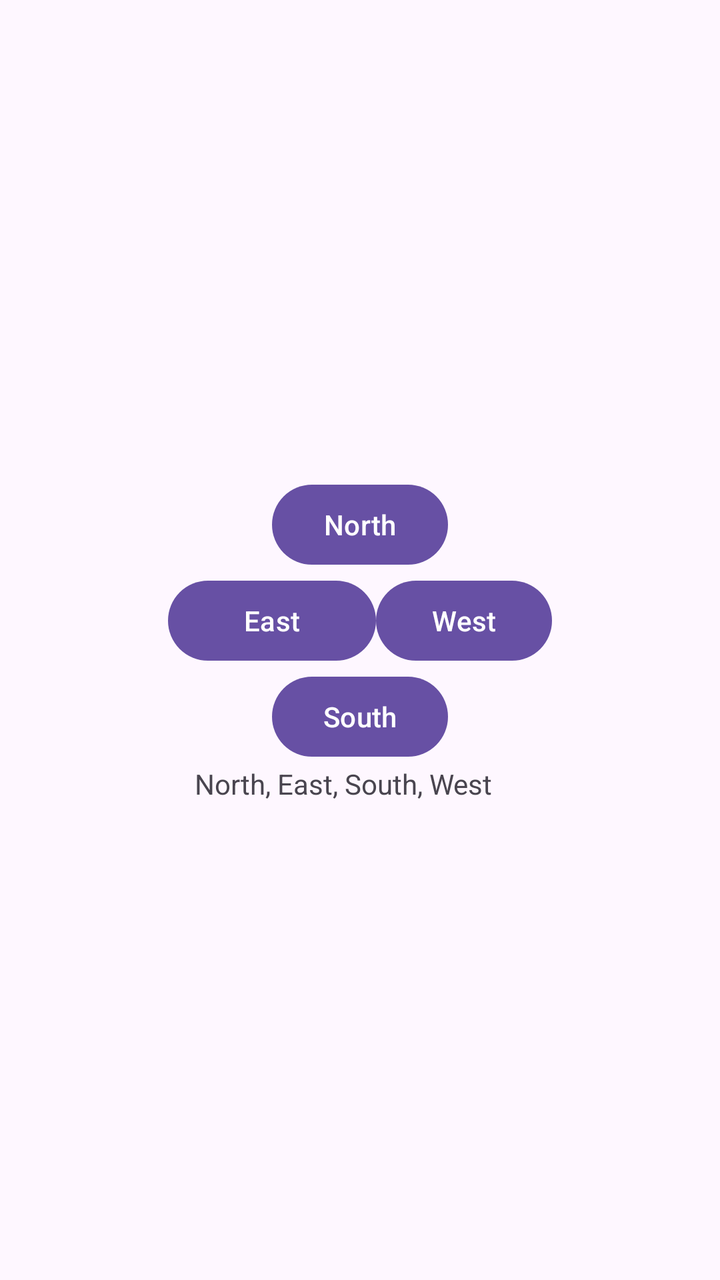
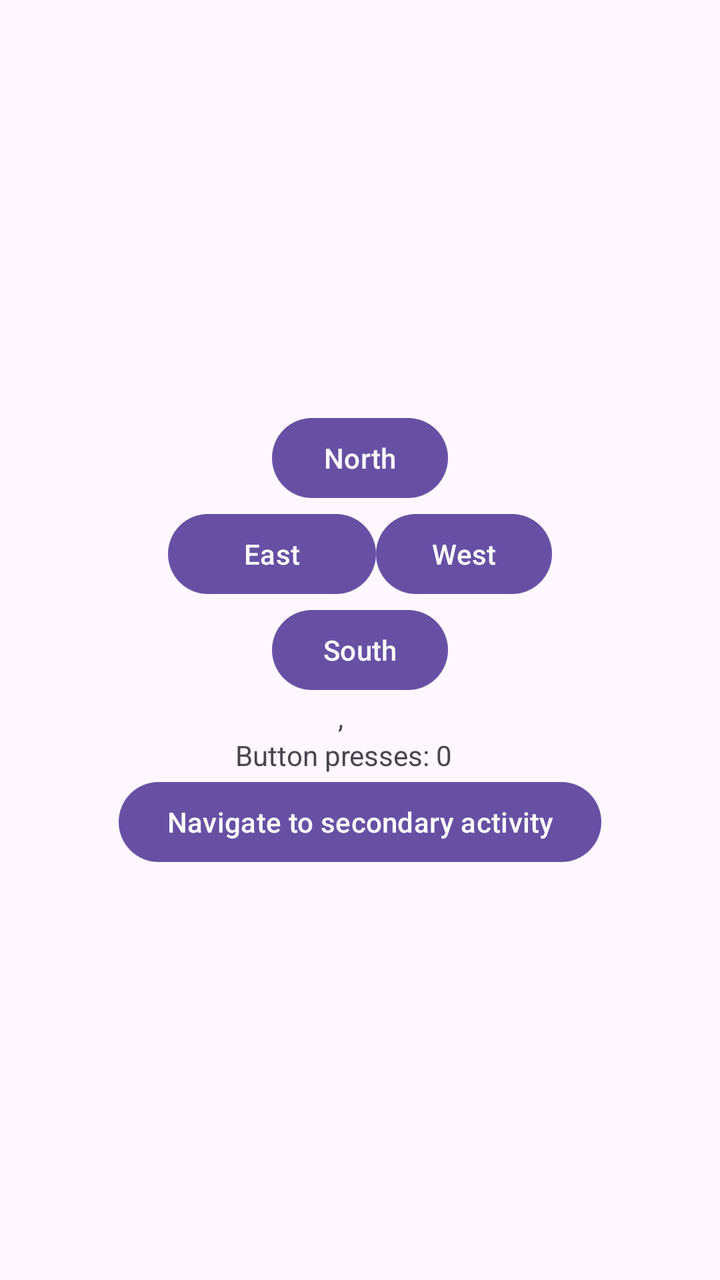

The first picture is an Android layout as it rendered before a commit; the second is the same layout after the commit. The layout source and the unified diff follow.
<!-- AndroidManifest.xml: application theme Theme.Colocviu1_1 -->
<!-- res/layout/activity_colocviu1_1_main.xml -->
<?xml version="1.0" encoding="utf-8"?>
<LinearLayout xmlns:android="http://schemas.android.com/apk/res/android"
    android:layout_width="fill_parent"
    android:layout_height="fill_parent"
    android:orientation="vertical"
    android:gravity="center" >

    
    <Button
        android:layout_width="wrap_content"
        android:layout_height="wrap_content"
        android:layout_gravity="center"
        android:text="North" />


    <LinearLayout
        android:layout_width="192dp"
        android:layout_height="wrap_content">

        <Button
            android:layout_width="104dp"
            android:layout_height="wrap_content"
            android:text="East" />

        <Button
            android:layout_width="wrap_content"
            android:layout_height="wrap_content"
            android:text="West" />


    </LinearLayout>

    <Button
        android:layout_width="wrap_content"
        android:layout_height="wrap_content"
        android:layout_gravity="center"
        android:text="South" />

    <TextView
        android:layout_width="wrap_content"
        android:layout_height="wrap_content"
        android:text="North, East, South, West"
        android:layout_column="0"
        android:layout_row="0"
        android:layout_marginEnd="8dp" />

</LinearLayout>
<!-- resources referenced by this layout -->
<resources>
  <style name="Theme.Colocviu1_1" parent="Base.Theme.Colocviu1_1" />
  <style name="Base.Theme.Colocviu1_1" parent="Theme.Material3.DayNight.NoActionBar">
          
          
      </style>
</resources>

<!-- the commit's change to res/layout/activity_colocviu1_1_main.xml (unified diff, before → after) -->
@@ -10,7 +10,8 @@
         android:layout_width="wrap_content"
         android:layout_height="wrap_content"
         android:layout_gravity="center"
-        android:text="North" />
+        android:text="North"
+        android:id="@+id/north_button"/>
 
 
     <LinearLayout
@@ -20,12 +21,14 @@
         <Button
             android:layout_width="104dp"
             android:layout_height="wrap_content"
-            android:text="East" />
+            android:text="East"
+            android:id="@+id/east_button"/>
 
         <Button
             android:layout_width="wrap_content"
             android:layout_height="wrap_content"
-            android:text="West" />
+            android:text="West"
+            android:id="@+id/west_button"/>
 
 
     </LinearLayout>
@@ -34,14 +37,32 @@
         android:layout_width="wrap_content"
         android:layout_height="wrap_content"
         android:layout_gravity="center"
-        android:text="South" />
+        android:text="South"
+        android:id="@+id/south_button"/>
 
     <TextView
         android:layout_width="wrap_content"
         android:layout_height="wrap_content"
-        android:text="North, East, South, West"
+        android:text=", "
         android:layout_column="0"
         android:layout_row="0"
-        android:layout_marginEnd="8dp" />
+        android:layout_marginEnd="8dp"
+        android:id="@+id/text_buttons"/>
+
+    <TextView
+        android:layout_width="wrap_content"
+        android:layout_height="wrap_content"
+        android:text="Button presses: 0"
+        android:layout_column="0"
+        android:layout_row="0"
+        android:layout_marginEnd="8dp"
+        android:id="@+id/button_presses"/>
+
+    <Button
+        android:layout_width="wrap_content"
+        android:layout_height="wrap_content"
+        android:layout_gravity="center"
+        android:text="Navigate to secondary activity"
+        android:id="@+id/go_to_secondary_act"/>
 
 </LinearLayout>
